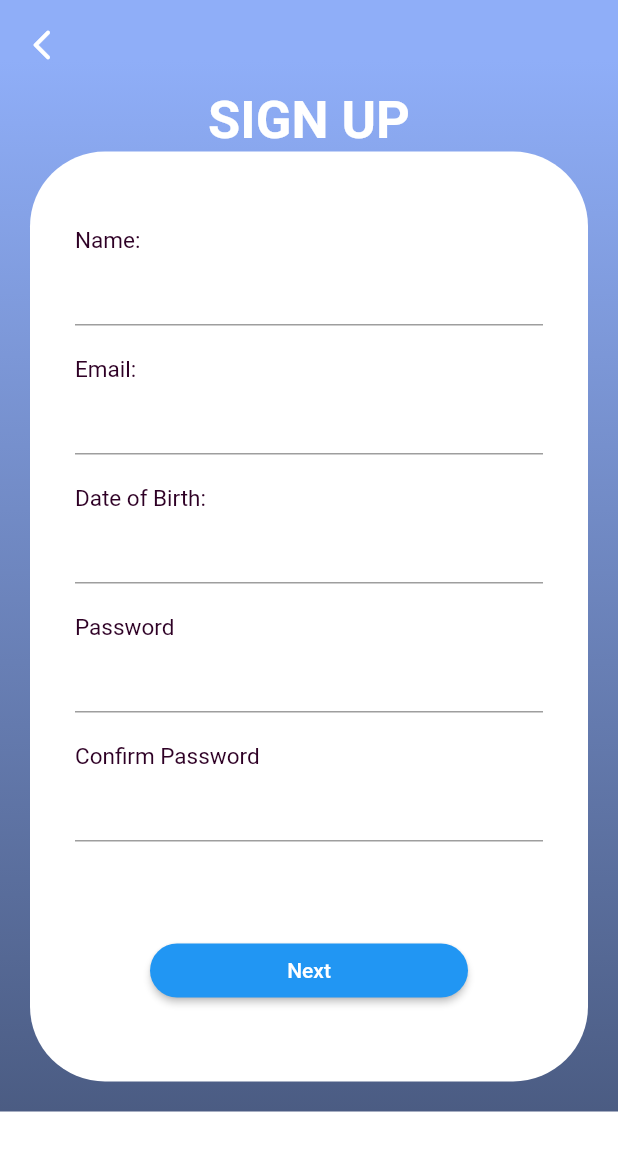
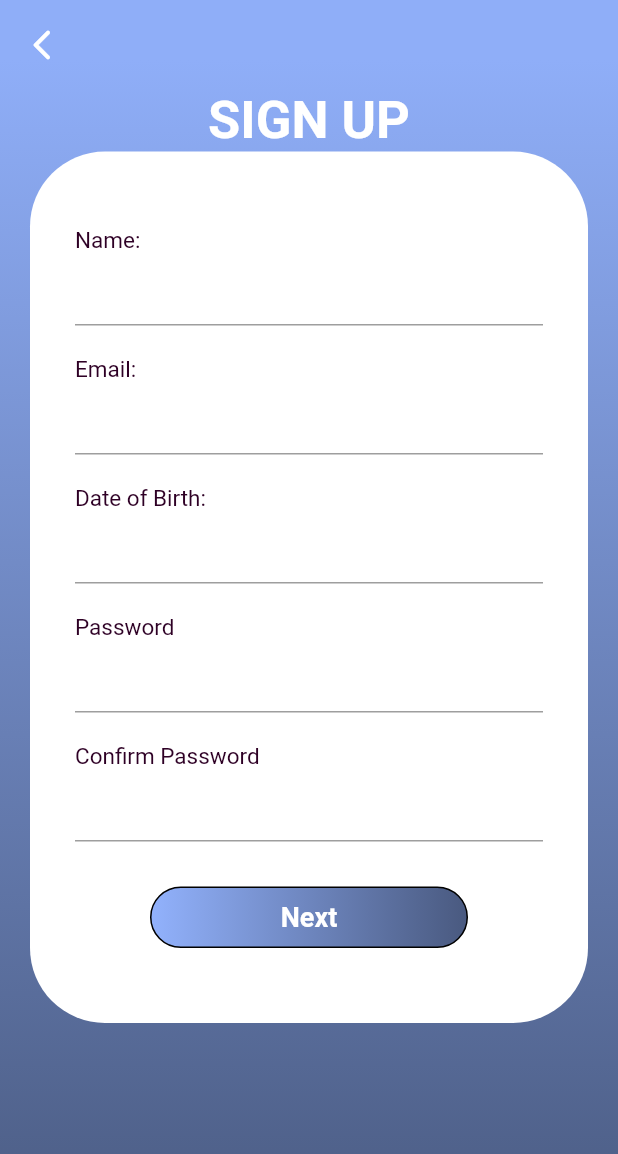
Before and after one commit to Harksom-Dev/FINDER, a Flutter app: the RegisterScreen screen opened by its route, on a phone screen of 412 x 824 dp. Shown: the top 1154 px of the screen. Run offline on Flutter 3.47's test engine with Material 2 defaults, Android fonts, the phone set to English and light mode, and no system bars; drawn by our look-alikes of date_field; our stand-ins replace cloud_firestore, equatable, firebase_auth, firebase_core, flutter_bloc, fluttertoast and 5 more; accounts and stored records are empty.

Commit message:
fix register ui

```diff
--- a/lib/screens/register/register.dart
+++ b/lib/screens/register/register.dart
@@ -70,6 +70,7 @@ class _RegisterScreenState extends State<RegisterScreen> {
             return Scaffold(
               appBar: RegisterAppbar(),
               body: Container(
+                height: double.infinity,
                 decoration: BoxDecoration(
                   gradient: LinearGradient(
                       begin: Alignment.topCenter,
@@ -199,29 +200,14 @@ class _RegisterScreenState extends State<RegisterScreen> {
                                     obscureText: true,
                                   ),
                                   SizedBox(
-                                    height: 52,
+                                    height: 20,
                                   ),
                                   Container(
                                     padding: EdgeInsets.fromLTRB(50, 10, 50, 0),
                                     child: SizedBox(
                                       width: double.infinity,
-                                      child: ElevatedButton(
-                                        style: ButtonStyle(
-                                          shape: MaterialStateProperty.all<
-                                                  RoundedRectangleBorder>(
-                                              RoundedRectangleBorder(
-                                                  borderRadius:
-                                                      BorderRadius.circular(
-                                                          20))),
-                                        ),
-                                        // child: Text("Next",
-                                        //     style: TextStyle(fontSize: 15)),
-                                        child: isLoading
-                                            ? CircularProgressIndicator(
-                                                color: Colors.white,
-                                              )
-                                            : Text('Next'),
-                                        onPressed: () async {
+                                      child: InkWell(
+                                        onTap: () async {
                                           if (isLoading) return;
                                           setState(() => isLoading = true);
                                           formKey.currentState!.validate();
@@ -245,7 +231,7 @@ class _RegisterScreenState extends State<RegisterScreen> {
                                                 ),
                                               );
                                               setState(() => isLoading = false);
-                                              formKey.currentState!.reset();
+                                              //formKey.currentState!.reset();
                                             } on FirebaseAuthException catch (e) {
                                               print(e.code);
                                               String message;
@@ -265,6 +251,42 @@ class _RegisterScreenState extends State<RegisterScreen> {
                                             return;
                                           }
                                         },
+                                        child: Container(
+                                            width: 145,
+                                            height: 41,
+                                            decoration: BoxDecoration(
+                                              borderRadius:
+                                                  BorderRadius.circular(25),
+                                              gradient: LinearGradient(
+                                                  begin: Alignment.centerLeft,
+                                                  end: Alignment.centerRight,
+                                                  colors: const [
+                                                    Color(0xFF92B2FD),
+                                                    Color(0xFF49597F),
+                                                  ]),
+                                              border: Border.all(
+                                                  color: Colors.black),
+                                            ),
+                                            child: Row(
+                                              mainAxisAlignment:
+                                                  MainAxisAlignment.center,
+                                              children: [
+                                                isLoading
+                                                    ? CircularProgressIndicator(
+                                                        color: Colors.white,
+                                                        strokeWidth: 2.0,
+                                                      )
+                                                    : Text(
+                                                        'Next',
+                                                        style: TextStyle(
+                                                            fontSize: 18,
+                                                            fontWeight:
+                                                                FontWeight.bold,
+                                                            color:
+                                                                Colors.white),
+                                                      ),
+                                              ],
+                                            )),
                                       ),
                                     ),
                                   ),
```
